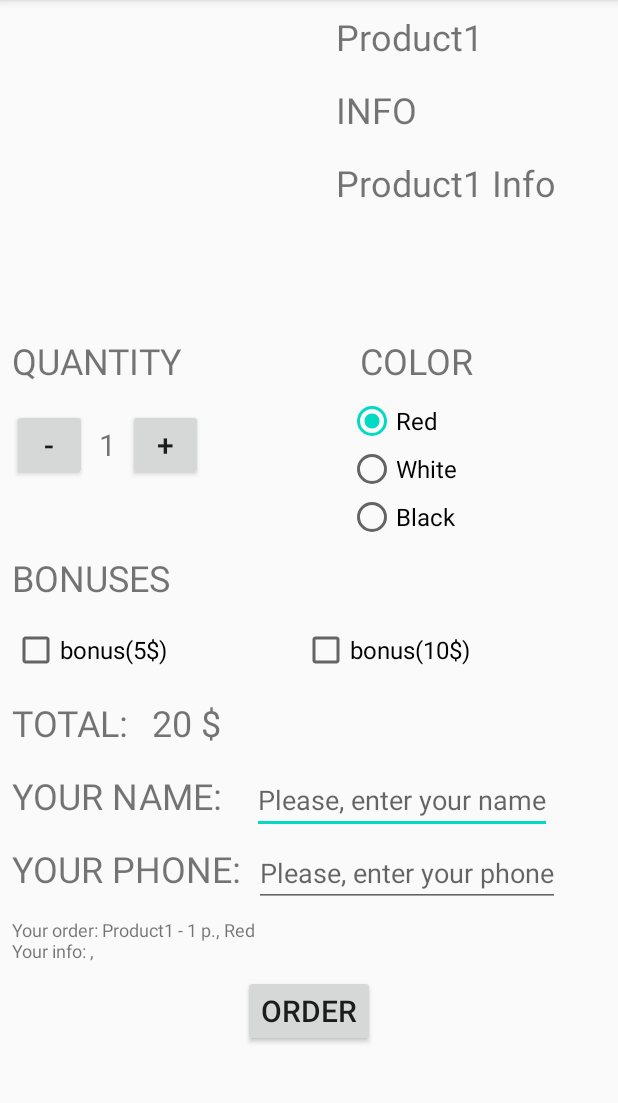
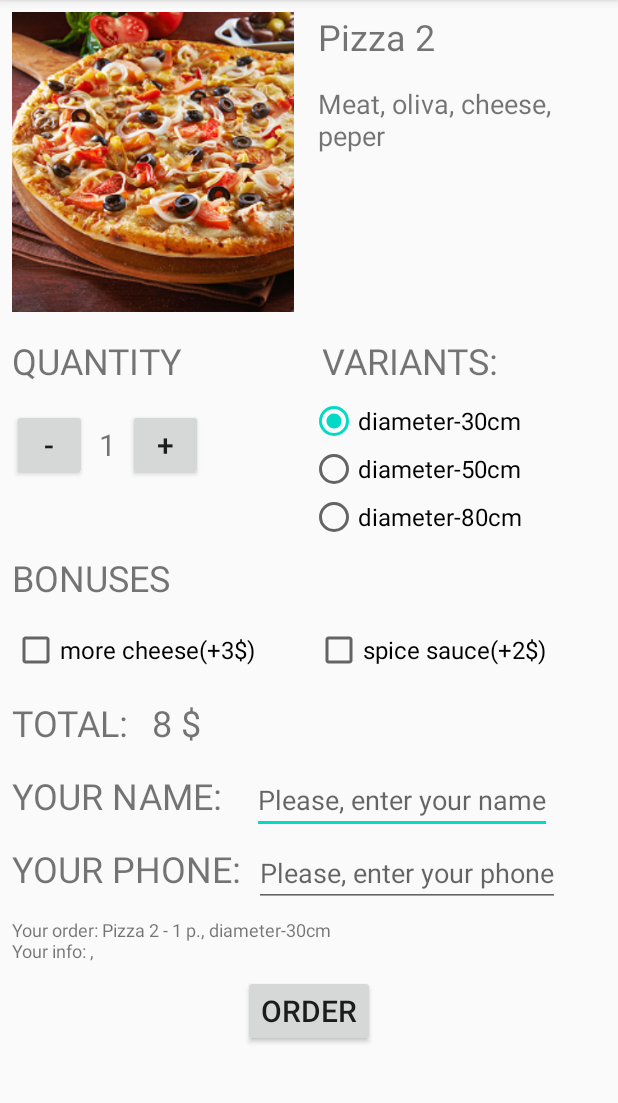
Before and after one commit to Senned-001/Android, an Android app: the screen it shows after launch (OrderActivity), after a tap on "Pizza", on a phone screen of 412 x 824 dp, the part 84-1187 px from its top. Run offline under Robolectric (Android 15) with nearby library versions, the phone set to English and light mode, and no system bars; 1 statement that could not run was skipped.

Commit message:
First commit

```diff
--- a/SellingApp/app/src/main/java/android/exemple/sellingapp/MainActivity.java
+++ b/SellingApp/app/src/main/java/android/exemple/sellingapp/MainActivity.java
@@ -2,25 +2,47 @@ package android.exemple.sellingapp;
 
 import androidx.appcompat.app.AppCompatActivity;
 
+import android.annotation.SuppressLint;
 import android.content.Intent;
 import android.os.Bundle;
 import android.text.Editable;
+import android.text.Layout;
 import android.text.TextWatcher;
+import android.view.LayoutInflater;
 import android.view.View;
 import android.widget.CheckBox;
 import android.widget.EditText;
+import android.widget.GridLayout;
+import android.widget.ImageView;
+import android.widget.LinearLayout;
 import android.widget.RadioButton;
 import android.widget.TextView;
 import android.widget.Toast;
 
 public class MainActivity extends AppCompatActivity {
-
+    private String[] textData;
 
     @Override
     protected void onCreate(Bundle savedInstanceState) {
         super.onCreate(savedInstanceState);
         setContentView(R.layout.activity_main);
+        textData = getResources().getStringArray(R.array.str);
+        GridLayout grid = new GridLayout(this);
+        grid.setColumnCount(2);
+        grid.setRowCount(Math.round(textData.length/2));
 
+        LinearLayout ll = new LinearLayout(this);
+        ll.setOrientation(LinearLayout.VERTICAL);
+        ImageView iw = new ImageView(this);
+        iw.setImageResource(R.drawable.img0);
+        TextView tw = new TextView(this);
+        tw.setText("Text1");
+        ll.addView(iw);
+        ll.addView(tw);
+
+
+        LayoutInflater ltInflater = getLayoutInflater();
+        View view = ltInflater.inflate(ll, null);
     }
 
     public void onProductClick(View view){
--- a/SellingApp/app/src/main/java/android/exemple/sellingapp/OrderActivity.java
+++ b/SellingApp/app/src/main/java/android/exemple/sellingapp/OrderActivity.java
@@ -8,6 +8,7 @@ import android.text.TextWatcher;
 import android.view.View;
 import android.widget.CheckBox;
 import android.widget.EditText;
+import android.widget.ImageView;
 import android.widget.RadioButton;
 import android.widget.TextView;
 import android.widget.Toast;
@@ -15,36 +16,39 @@ import android.widget.Toast;
 public class OrderActivity extends AppCompatActivity {
     private int quantity = 1;
     private int totalSum = 0;
-    private String color = "";
+    private String paramSelected = "";
     private String userName = "";
     private String userPhone = "";
     private String orderInfo = "";
     private boolean bonus1IsChecked = false;
     private boolean bonus2IsChecked = false;
-    private String resultOfOrder = "Success Order, our manager will contact to you";
+    private String resultOfOrder = "Error: please check your internet connection and try again";
 
     private String name = "Product1";
     private String info = "Product1 Info";
-    private int price = 20;
-    private int bonus1 = 5;
-    private int bonus2 = 10;
-    private String[] colors = {"Red", "White", "Black"};
-    private String checkBox1Name = "bonus(5$)";
-    private String checkBox2Name = "bonus(10$)";
+    private String[] params = {"Red", "White", "Black"};
+    private int price = 0;
+    private int[] paramPrices = new int[3];
+    private int bonus1Price = 5;
+    private int bonus2Price = 10;
+    private String bonus1Name = "bonus(5$)";
+    private String bonus2Name = "bonus(10$)";
 
     @Override
     protected void onCreate(Bundle savedInstanceState) {
         super.onCreate(savedInstanceState);
         setContentView(R.layout.activity_order);
         Intent intentOrder = getIntent();
-        String productID = "str" + intentOrder.getStringExtra("ID");
-        initGlobalValues(productID);
+        int id = Integer.parseInt(intentOrder.getStringExtra("ID"));
+        String resources = getResources().getStringArray(R.array.str)[id];
+        setImage("img" + id);
+        initGlobalValues(resources);
         initialize();
     }
 
-    private void initGlobalValues(String productID){
+    private void initGlobalValues(String resources){
         /*
-        Load resources as string by name, using id from MainActivity with format:
+        Load resources as string, using id from MainActivity with format:
         name:
         info:
         number of options:
@@ -60,16 +64,29 @@ public class OrderActivity extends AppCompatActivity {
         cost of bonus#2
         */
 
-        int dataID = getResources().getIdentifier(productID, "string", "android.exemple.sellingapp");
-        String[] data = getResources().getString(dataID).split(":");
+        String[] data = resources.split(":");
         name = data[0];
         info = data[1];
-        colors = new String[Integer.parseInt(data[2])];
-        for(int i = 0; i < colors.length; i++){
-            colors[i] = data[3+i];
+        try {
+            params = new String[Integer.parseInt(data[2])];
+            paramPrices = new int[Integer.parseInt(data[2])];
+            for(int i = 0; i < params.length; i++){
+                params[i] = data[3+i];
+                paramPrices[i] = Integer.parseInt(data[3+params.length+i]);
+            }
+            bonus1Name = data[data.length - 4];
+            bonus1Price = Integer.parseInt(data[data.length - 3]);
+            bonus2Name = data[data.length - 2];
+            bonus2Price = Integer.parseInt(data[data.length - 1]);
+        } catch (NumberFormatException e) {
+            //if something with parsing goes wrong - go to main form
+            finish();
         }
-        price = Integer.parseInt(data[3+colors.length]);
+    }
 
+    private void setImage(String sourceName){
+        ImageView img = (ImageView) findViewById(R.id.imgOrder);
+        img.setImageResource(getResources().getIdentifier(sourceName, "drawable", "android.exemple.sellingapp"));
     }
 
     private void initialize(){
@@ -83,6 +100,31 @@ public class OrderActivity extends AppCompatActivity {
         displayQuantity();
         displayTotalText();
         displayTotalSum();
+    }
+
+    private void initRadioButtons(){
+        RadioButton[] radioButtons = {
+                (RadioButton) findViewById(R.id.radio1),
+                (RadioButton) findViewById(R.id.radio2),
+                (RadioButton) findViewById(R.id.radio3),
+        };
+
+        for(int i=0; i<radioButtons.length; i++){
+            if(i<=params.length-1)
+                radioButtons[i].setText(params[i]);
+            else
+                radioButtons[i].setVisibility(View.INVISIBLE);
+        }
+        radioButtons[0].setChecked(true);
+        paramSelected = params[0];
+        price = paramPrices[0];
+    }
+
+    private void initCheckBoxes(){
+        CheckBox checkBox1 = findViewById(R.id.checkbox1);
+        CheckBox checkBox2 = findViewById(R.id.checkbox2);
+        checkBox1.setText(bonus1Name);
+        checkBox2.setText(bonus2Name);
     }
 
     public void changeQuantity(View view){
@@ -100,13 +142,20 @@ public class OrderActivity extends AppCompatActivity {
     }
 
     public void onRadioClicked(View view){
-        if(view.getId() == R.id.color1)
-            color = colors[0];
-        if(view.getId() == R.id.color2)
-            color = colors[1];
-        if(view.getId() == R.id.color3)
-            color = colors[2];
+        if(view.getId() == R.id.radio1) {
+            paramSelected = params[0];
+            price = paramPrices[0];
+        }
+        if(view.getId() == R.id.radio2) {
+            paramSelected = params[1];
+            price = paramPrices[1];
+        }
+        if(view.getId() == R.id.radio3) {
+            paramSelected = params[2];
+            price = paramPrices[2];
+        }
         displayTotalText();
+        displayTotalSum();
     }
 
     public void onCheckboxClicked(View view) {
@@ -137,11 +186,11 @@ public class OrderActivity extends AppCompatActivity {
 
     private void displayTotalText(){
         TextView totalText = (TextView) findViewById(R.id.totalText);
-        String text = "Your order: " + name + " - " + quantity + " p." + ", " + color;
+        String text = "Your order: " + name + " - " + quantity + " p." + ", " + paramSelected;
         if(bonus1IsChecked)
-            text+= ", " + checkBox1Name;
+            text+= ", " + bonus1Name;
         if(bonus2IsChecked)
-            text+= ", " + checkBox2Name;
+            text+= ", " + bonus2Name;
         text+= "\nYour info: " + userName + ", " + userPhone;
         totalText.setText(text);
         orderInfo = text.replaceAll("Your", "User");
@@ -150,9 +199,9 @@ public class OrderActivity extends AppCompatActivity {
     private void displayTotalSum(){
         totalSum = price*quantity;
         if(bonus1IsChecked)
-            totalSum+=bonus1;
+            totalSum+= bonus1Price*quantity;
         if(bonus2IsChecked)
-            totalSum+=bonus2;
+            totalSum+= bonus2Price*quantity;
         TextView totalSumText = (TextView) findViewById(R.id.totalSum);
         totalSumText.setText(totalSum +" $");
     }
@@ -168,15 +217,15 @@ public class OrderActivity extends AppCompatActivity {
                     newClientConnection.sendData(orderInfo.getBytes());
                     newClientConnection.closeConnection();
                 } catch (Exception e) {
-                    resultOfOrder = "Error: please check your internet connection and try again";
+                    resultOfOrder = "Success Order, our manager will contact to you";
                 }
             }
         });
         connectionTread.start();
         try {
-            connectionTread.join();
-        } catch (InterruptedException e) {}
-
+            Thread.sleep(2000);
+        } catch (InterruptedException e) {
+        }
         displayResultOfOrder();
         if(!resultOfOrder.contains("Error"))
             finish();
@@ -185,30 +234,6 @@ public class OrderActivity extends AppCompatActivity {
     private void displayResultOfOrder(){
         Toast toast = Toast.makeText(this, resultOfOrder, Toast.LENGTH_LONG);
         toast.show();
-    }
-
-    private void initRadioButtons(){
-        RadioButton[] radioButtons = {
-                (RadioButton) findViewById(R.id.color1),
-                (RadioButton) findViewById(R.id.color2),
-                (RadioButton) findViewById(R.id.color3),
-        };
-
-        for(int i=0; i<radioButtons.length; i++){
-            if(i<=colors.length-1)
-                radioButtons[i].setText(colors[i]);
-            else
-                radioButtons[i].setVisibility(View.INVISIBLE);
-        }
-        radioButtons[0].setChecked(true);
-        color = colors[0];
-    }
-
-    private void initCheckBoxes(){
-        CheckBox checkBox1 = findViewById(R.id.checkbox1);
-        CheckBox checkBox2 = findViewById(R.id.checkbox2);
-        checkBox1.setText(checkBox1Name);
-        checkBox2.setText(checkBox2Name);
     }
 
     private void setListenersOnEdits(){
--- a/SellingApp/app/src/main/res/layout/activity_order.xml
+++ b/SellingApp/app/src/main/res/layout/activity_order.xml
@@ -13,15 +13,18 @@
         android:orientation="horizontal">
 
         <ImageView
+            android:id="@+id/imgOrder"
             android:layout_width="200dp"
             android:layout_height="200dp"
             android:layout_margin="8dp"
+            android:scaleType="centerCrop"
             android:layout_weight="1"/>
 
         <LinearLayout
             android:layout_width="wrap_content"
             android:layout_height="wrap_content"
-            android:orientation="vertical">
+            android:orientation="vertical"
+            android:layout_weight="1">
 
             <TextView
                 android:id="@+id/name"
@@ -32,19 +35,12 @@
                 android:textSize="24sp" />
 
             <TextView
-                android:layout_width="wrap_content"
-                android:layout_height="wrap_content"
-                android:padding="8dp"
-                android:text="INFO"
-                android:textSize="24sp" />
-
-            <TextView
                 android:id="@+id/info"
                 android:layout_width="wrap_content"
                 android:layout_height="wrap_content"
                 android:padding="8dp"
-                android:text="0 $"
-                android:textSize="24sp" />
+                android:text="info"
+                android:textSize="18sp" />
 
         </LinearLayout>
 
@@ -111,7 +107,7 @@
             <TextView
                 android:layout_width="wrap_content"
                 android:layout_height="wrap_content"
-                android:text="COLOR"
+                android:text="VARIANTS:"
                 android:textSize="24sp"
                 android:padding="8dp" />
 
@@ -121,24 +117,24 @@
                 android:id="@+id/radioColor">
 
                 <RadioButton
-                    android:id="@+id/color1"
+                    android:id="@+id/radio1"
                     android:layout_width="wrap_content"
                     android:layout_height="wrap_content"
-                    android:text="color1"
+                    android:text="radio1"
                     android:textSize="16sp"
                     android:onClick="onRadioClicked"/>
                 <RadioButton
-                    android:id="@+id/color2"
+                    android:id="@+id/radio2"
                     android:layout_width="wrap_content"
                     android:layout_height="wrap_content"
-                    android:text="color2"
+                    android:text="radio2"
                     android:textSize="16sp"
                     android:onClick="onRadioClicked"/>
                 <RadioButton
-                    android:id="@+id/color3"
+                    android:id="@+id/radio3"
                     android:layout_width="wrap_content"
                     android:layout_height="wrap_content"
-                    android:text="color3"
+                    android:text="radio3"
                     android:textSize="16sp"
                     android:onClick="onRadioClicked"/>
 
--- a/SellingApp/app/src/main/res/values/strings.xml
+++ b/SellingApp/app/src/main/res/values/strings.xml
@@ -1,10 +1,26 @@
 <resources>
     <string name="app_name">SellingApp</string>
-    <!--Text data, format:
-        name:info:number of options:options#1:cost with options#1:options#2(if exist):cost with options#2(if exist):
-        options#3(if exist):cost with options#3(if exist):name of additional bonus#1:cost of bonus#1:
-        name of additional bonus#2:cost of bonus#2
+    <!--All text data, it is important to follow next format:
+        name:
+        info:
+        number of options:
+        options#1:
+        cost with options#1:
+        options#2(if exist):
+        cost with options#2(if exist):
+        options#3(if exist):
+        cost with options#3(if exist):
+        name of additional bonus#1:
+        cost of bonus#1:
+        name of additional bonus#2:
+        cost of bonus#2
         Split by ":".
      -->
-    <string name="str0">Pizza:Meat, oliva, cheese, peper:3:diameter-30cm:diameter-50cm:diameter-80cm:8:11:15:more cheese:3:spice sauce:2</string>
+       <string-array name="str">
+        <item>Pizza 1:Meat, oliva, cheese, peper:3:diameter-30cm:diameter-50cm:diameter-80cm:8:11:15:more cheese(+3$):3:spice sauce(+2$):2</item>
+        <item>Pizza 2:Meat, oliva, cheese, peper:3:diameter-30cm:diameter-50cm:diameter-80cm:8:11:15:more cheese(+3$):3:spice sauce(+2$):2</item>
+        <item>Pizza 3:Meat, oliva, cheese, peper:3:diameter-30cm:diameter-50cm:diameter-80cm:8:11:15:more cheese(+3$):3:spice sauce(+2$):2</item>
+        <item>Fri:Meat, oliva, cheese, peper:3:small:medium:big:8:11:15:cheese sauce(+3$):3:spice sauce(+2$):2</item>
+        <item>Naggets:Meat, oliva, cheese, peper:3:8 pieces:12 pieces:16 pieces:8:11:15:cheese sauce(+3$):3:spice sauce(+2$):2</item>
+    </string-array>
 </resources>
```
Also changed, not shown: SellingApp/app/src/main/res/layout/products_pair.xml (added, +54 -0 lines), SellingApp/app/src/main/res/drawable/img0.jpg (deleted), SellingApp/app/src/main/res/drawable/img0.png (added), SellingApp/app/src/main/res/drawable/img1.png (added).
